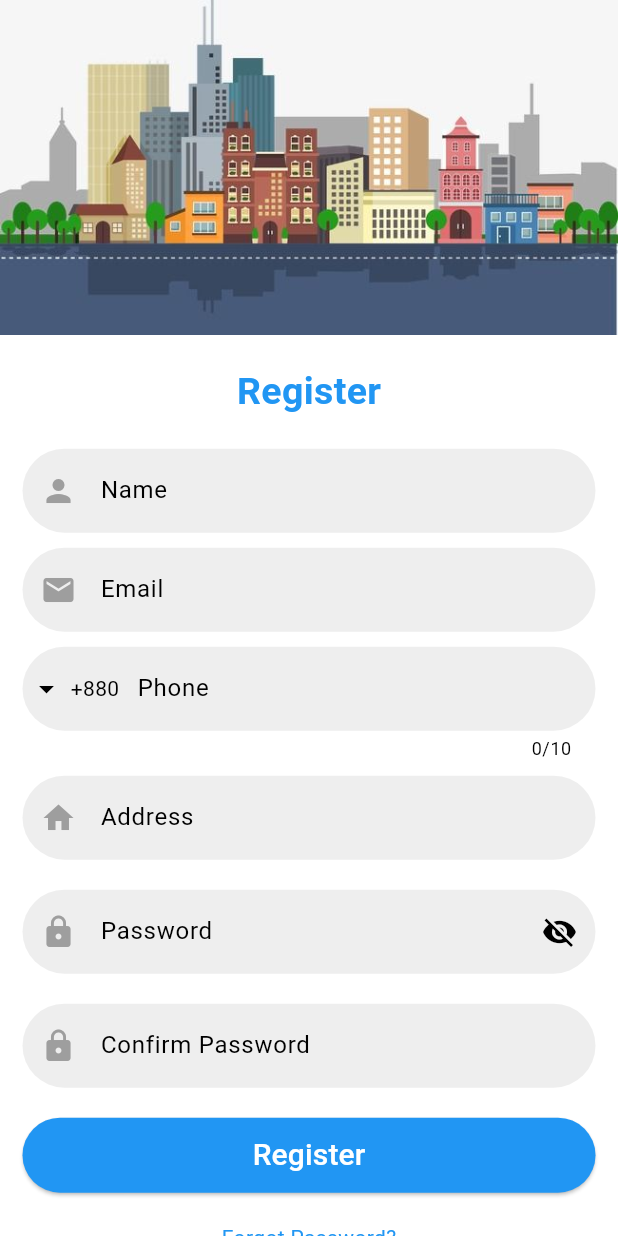
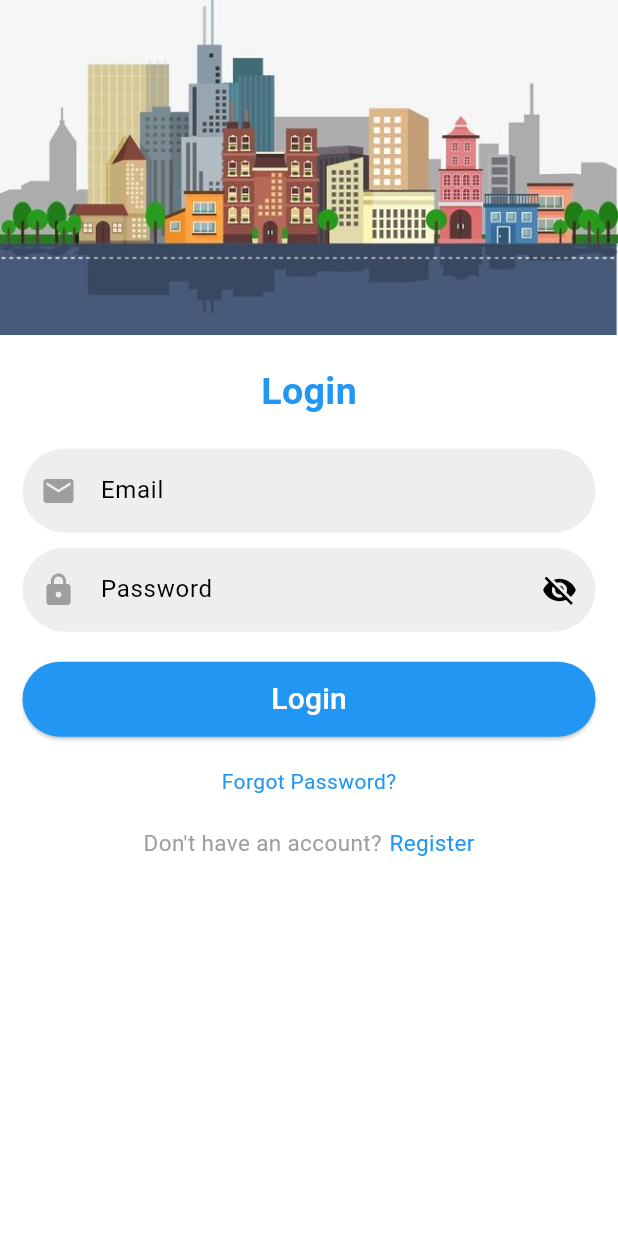
Before and after one commit to arafat-jahan/uber-clone-flutter, a Flutter app: the screen it shows after launch, on a phone screen of 412 x 824 dp. Run offline on Flutter 3.47's test engine with Material 3 defaults, Android fonts, the phone set to English and light mode, and no system bars; drawn by our look-alikes of intl_phone_field; our stand-ins replace firebase_auth, firebase_core, firebase_database, fluttertoast; accounts and stored records are empty.

Commit message:
login screen done

```diff
--- a/lib/main.dart
+++ b/lib/main.dart
@@ -1,5 +1,6 @@
 import 'package:firebase_core/firebase_core.dart';
 import 'package:flutter/material.dart';
+import 'package:users/screens/login_screen.dart';
 import 'package:users/screens/main_page.dart';
 import 'package:users/screens/register_screen.dart';
 import 'package:users/themeProvider/theme_provider.dart';
@@ -24,7 +25,7 @@ class MyApp extends StatelessWidget {
 
       debugShowCheckedModeBanner: false,
 
-      home: RegisterScreen(),
+      home: LoginScreen(),
     );
   }
 }
--- a/lib/screens/login_screen.dart
+++ b/lib/screens/login_screen.dart
@@ -0,0 +1,237 @@
+import 'package:flutter/material.dart';
+import 'package:fluttertoast/fluttertoast.dart';
+
+import '../global/golbal.dart';
+
+import 'package:flutter/material.dart';
+import 'package:fluttertoast/fluttertoast.dart';
+
+import 'main_page.dart';
+
+
+class LoginScreen extends StatefulWidget {
+  const LoginScreen({super.key});
+
+  @override
+  State<LoginScreen> createState() => _LoginScreenState();
+}
+
+class _LoginScreenState extends State<LoginScreen> {
+  final emailTextEditingController = TextEditingController();
+  final passwordTextEditingController = TextEditingController();
+  final _formKey = GlobalKey<FormState>();
+
+  bool _passwordVisible = false; // Password visibility toggle
+
+  void _submit() async {
+    if (_formKey.currentState!.validate()) {
+      try {
+        final authResult = await firebaseAuth.signInWithEmailAndPassword(
+          email: emailTextEditingController.text.trim(),
+          password: passwordTextEditingController.text.trim(),
+        );
+
+        currnetUser = authResult.user; // spelling fix ✅
+
+        await Fluttertoast.showToast(msg: "✅ Successfully Logged In");
+
+        Navigator.pushReplacement(
+          context,
+          MaterialPageRoute(builder: (c) => const MainScreen()),
+        );
+      } catch (error) {
+        Fluttertoast.showToast(msg: "❌ Error occurred: \n $error");
+      }
+    } else {
+      Fluttertoast.showToast(msg: "⚠️ Not all fields are valid");
+    }
+  }
+
+  @override
+  Widget build(BuildContext context) {
+    final bool darkTheme =
+        MediaQuery.of(context).platformBrightness == Brightness.dark;
+
+    return GestureDetector(
+      onTap: () {
+        FocusScope.of(context).unfocus();
+      },
+      child: Scaffold(
+        body: ListView(
+          padding: EdgeInsets.zero,
+          children: [
+            Column(
+              children: [
+                Image.asset(
+                  darkTheme ? 'images/city_dark.png' : 'images/city.png',
+                ),
+                const SizedBox(height: 20),
+                Text(
+                  'Login',
+                  style: TextStyle(
+                    color: darkTheme ? Colors.amber.shade400 : Colors.blue,
+                    fontSize: 25,
+                    fontWeight: FontWeight.bold,
+                  ),
+                ),
+                Padding(
+                  padding: const EdgeInsets.fromLTRB(15, 20, 15, 50),
+                  child: Form(
+                    key: _formKey,
+                    child: Column(
+                      children: [
+                        // Email Field
+                        TextFormField(
+                          controller: emailTextEditingController,
+                          decoration: InputDecoration(
+                            hintText: "Email",
+                            filled: true,
+                            fillColor: darkTheme
+                                ? Colors.black45
+                                : Colors.grey.shade200,
+                            border: OutlineInputBorder(
+                              borderRadius: BorderRadius.circular(40),
+                              borderSide: BorderSide.none,
+                            ),
+                            prefixIcon: Icon(
+                              Icons.email,
+                              color: darkTheme
+                                  ? Colors.amber.shade400
+                                  : Colors.grey,
+                            ),
+                          ),
+                          validator: (text) {
+                            if (text == null || text.isEmpty) {
+                              return "Email can't be empty";
+                            }
+                            if (!RegExp(r'^[\w-\.]+@([\w-]+\.)+[\w-]{2,4}$')
+                                .hasMatch(text)) {
+                              return "Please enter a valid email";
+                            }
+                            return null;
+                          },
+                        ),
+                        const SizedBox(height: 10),
+
+                        // Password Field
+                        TextFormField(
+                          controller: passwordTextEditingController,
+                          obscureText: !_passwordVisible,
+                          decoration: InputDecoration(
+                            hintText: "Password",
+                            filled: true,
+                            fillColor: darkTheme
+                                ? Colors.black45
+                                : Colors.grey.shade200,
+                            border: OutlineInputBorder(
+                              borderRadius: BorderRadius.circular(40),
+                              borderSide: BorderSide.none,
+                            ),
+                            prefixIcon: Icon(
+                              Icons.lock,
+                              color: darkTheme
+                                  ? Colors.amber.shade400
+                                  : Colors.grey,
+                            ),
+                            suffixIcon: IconButton(
+                              icon: Icon(
+                                _passwordVisible
+                                    ? Icons.visibility
+                                    : Icons.visibility_off,
+                              ),
+                              onPressed: () {
+                                setState(() {
+                                  _passwordVisible = !_passwordVisible;
+                                });
+                              },
+                            ),
+                          ),
+                          validator: (text) {
+                            if (text == null || text.isEmpty) {
+                              return "Password can't be empty";
+                            }
+                            if (text.length < 6) {
+                              return "Password must be at least 6 characters";
+                            }
+                            return null;
+                          },
+                        ),
+                        const SizedBox(height: 20),
+
+                        // Login Button
+                        ElevatedButton(
+                          style: ElevatedButton.styleFrom(
+                            backgroundColor: darkTheme
+                                ? Colors.amber.shade400
+                                : Colors.blue,
+                            foregroundColor:
+                            darkTheme ? Colors.black : Colors.white,
+                            shape: RoundedRectangleBorder(
+                              borderRadius: BorderRadius.circular(32),
+                            ),
+                            minimumSize: const Size(double.infinity, 50),
+                          ),
+                          onPressed: _submit,
+                          child: const Text(
+                            'Login',
+                            style: TextStyle(fontSize: 20),
+                          ),
+                        ),
+                        const SizedBox(height: 20),
+
+                        // Forgot Password
+                        GestureDetector(
+                          onTap: () {
+                            // Forgot password action
+                          },
+                          child: Text(
+                            "Forgot Password?",
+                            style: TextStyle(
+                              color: darkTheme
+                                  ? Colors.amber.shade400
+                                  : Colors.blue,
+                            ),
+                          ),
+                        ),
+                        const SizedBox(height: 20),
+
+                        // Sign Up option
+                        Row(
+                          mainAxisAlignment: MainAxisAlignment.center,
+                          children: [
+                            const Text(
+                              "Don't have an account?",
+                              style: TextStyle(
+                                color: Colors.grey,
+                                fontSize: 15,
+                              ),
+                            ),
+                            const SizedBox(width: 5),
+                            GestureDetector(
+                              onTap: () {
+                                // Navigate to Sign Up screen
+                              },
+                              child: Text(
+                                'Register',
+                                style: TextStyle(
+                                  fontSize: 15,
+                                  color: darkTheme
+                                      ? Colors.amber.shade400
+                                      : Colors.blue,
+                                ),
+                              ),
+                            ),
+                          ],
+                        ),
+                      ],
+                    ),
+                  ),
+                ),
+              ],
+            ),
+          ],
+        ),
+      ),
+    );
+  }
+}
```
